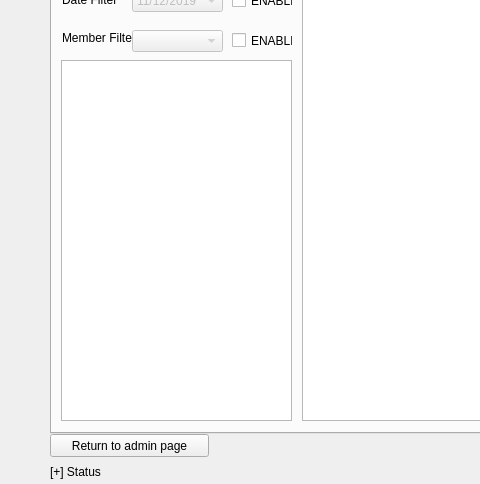
This is Project2/admin_sales_report.ui in tdragon00/CS1C_Project_2 as Qt 5 draws it before an edit; both pictures show x 0 to 480 and y 166 to 650 of the 1250 by 650 pixel window. The edited form follows.
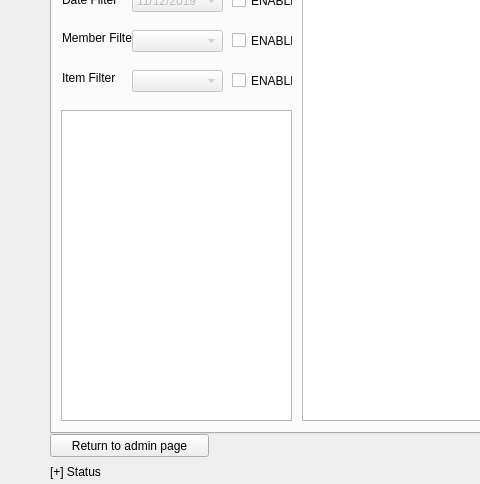
This is the edited form.

Commit message:
Cleaned SalesReport Admin & Added Items Filter
can now filter item name inside sales report

The edit to the form file:
```diff
--- a/Project2/admin_sales_report.ui
+++ b/Project2/admin_sales_report.ui
@@ -159,9 +159,9 @@
      <property name="geometry">
       <rect>
        <x>9</x>
-       <y>150</y>
+       <y>200</y>
        <width>231</width>
-       <height>361</height>
+       <height>311</height>
       </rect>
      </property>
     </widget>
@@ -269,6 +269,45 @@
       </rect>
      </property>
     </widget>
+    <widget class="QComboBox" name="itemFilter">
+     <property name="enabled">
+      <bool>false</bool>
+     </property>
+     <property name="geometry">
+      <rect>
+       <x>80</x>
+       <y>160</y>
+       <width>91</width>
+       <height>22</height>
+      </rect>
+     </property>
+    </widget>
+    <widget class="QCheckBox" name="checkItemFilter">
+     <property name="geometry">
+      <rect>
+       <x>180</x>
+       <y>160</y>
+       <width>61</width>
+       <height>21</height>
+      </rect>
+     </property>
+     <property name="text">
+      <string>ENABLE</string>
+     </property>
+    </widget>
+    <widget class="QLabel" name="label_6">
+     <property name="geometry">
+      <rect>
+       <x>10</x>
+       <y>160</y>
+       <width>71</width>
+       <height>16</height>
+      </rect>
+     </property>
+     <property name="text">
+      <string>Item Filter</string>
+     </property>
+    </widget>
    </widget>
    <widget class="QWidget" name="tab_2">
     <attribute name="title">
```
The commit also changes 2 other files.
